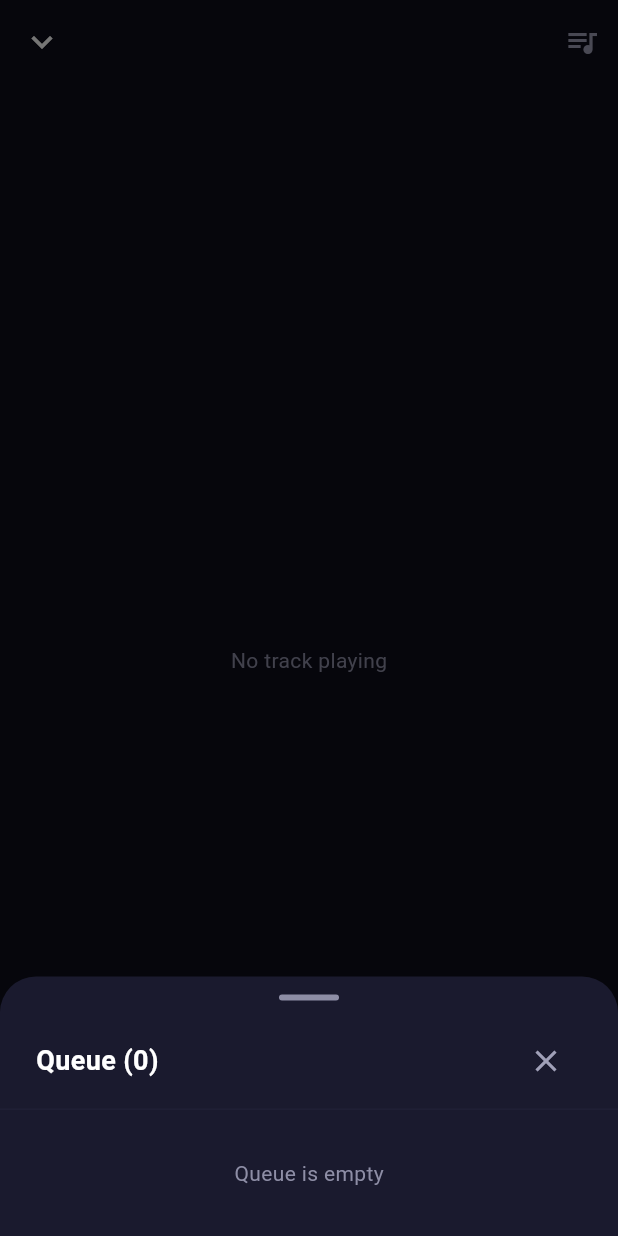
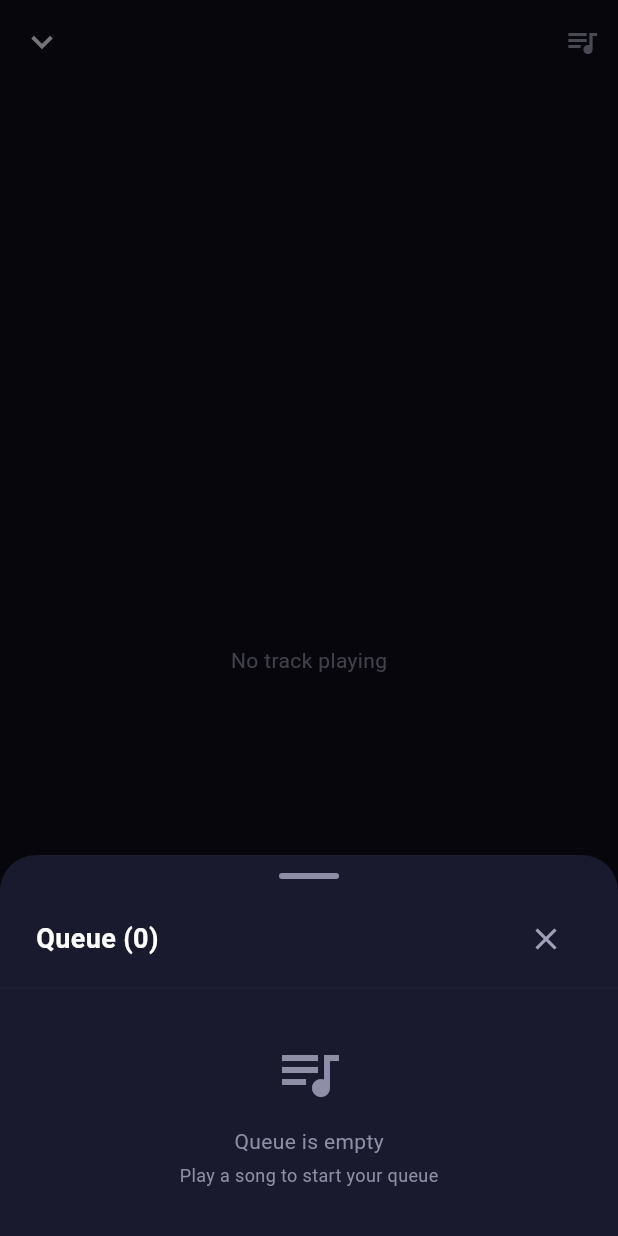
Before and after one commit to sinabin/MyMusicApp, a Flutter app: the FullPlayerScreen screen opened directly, after a tap on the "queue music" icon, on a phone screen of 412 x 824 dp. Run offline on Flutter 3.47's test engine with Material 3 defaults, Android fonts, the phone set to English and light mode, and no system bars; our stand-ins replace audio_service, cached_network_image, file_picker, flutter_animate, flutter_secure_storage, google_fonts and 8 more; missing offline and left inert: audio_session, youtube_explode_dart; accounts and stored records are empty; statements that could not run were skipped.

Commit message:
feat: 빈 상태 UI 및 플레이어 컨트롤 개선

```diff
--- a/lib/screens/queue_screen.dart
+++ b/lib/screens/queue_screen.dart
@@ -80,14 +80,34 @@ class QueueScreen extends StatelessWidget {
                   return Padding(
                     padding: EdgeInsets.fromLTRB(
                         32, 32, 32, 32 + bottomPadding),
-                    child: const Text(
-                      'Queue is empty',
-                      style: TextStyle(color: AppColors.textTertiary),
+                    child: Column(
+                      mainAxisSize: MainAxisSize.min,
+                      children: [
+                        const Icon(
+                          Icons.queue_music,
+                          size: 48,
+                          color: AppColors.textTertiary,
+                        ),
+                        const SizedBox(height: 12),
+                        const Text(
+                          'Queue is empty',
+                          style: TextStyle(
+                            color: AppColors.textTertiary,
+                          ),
+                        ),
+                        const SizedBox(height: 4),
+                        const Text(
+                          'Play a song to start your queue',
+                          style: TextStyle(
+                            color: AppColors.textTertiary,
+                            fontSize: 12,
+                          ),
+                        ),
+                      ],
                     ),
                   );
                 }
                 return ReorderableListView.builder(
-                  shrinkWrap: true,
                   padding: EdgeInsets.fromLTRB(
                       0, 8, 0, 8 + bottomPadding),
                   itemCount: player.queue.length,
```
Also changed, not shown: lib/screens/all_songs_screen.dart (+24 -0 lines), lib/screens/full_player_screen.dart (+48 -10 lines).
